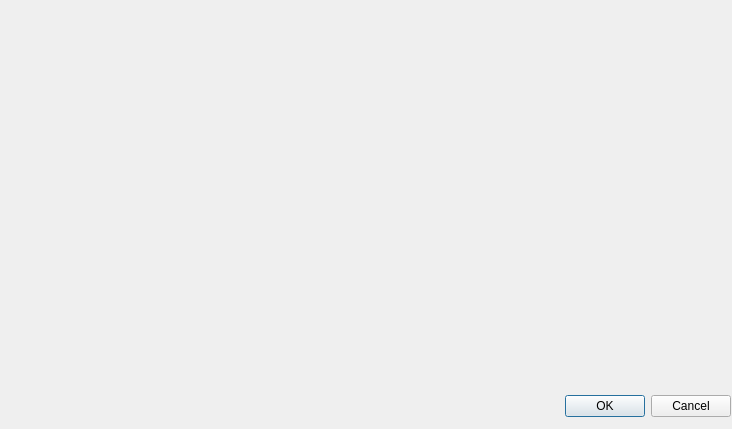
Above: geo_met_dialog_base.ui from a-abdelkarim/GeoMet before the change. Below: the same form after it.
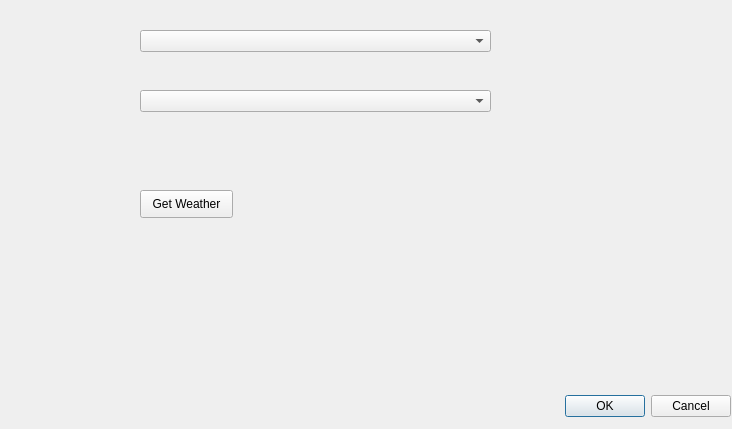
That is the form after the change.

Commit message: get weather and updated the feature layer - only point layer

```diff
--- a/geo_met_dialog_base.ui
+++ b/geo_met_dialog_base.ui
@@ -29,6 +29,39 @@
     <set>QDialogButtonBox::Cancel|QDialogButtonBox::Ok</set>
    </property>
   </widget>
+  <widget class="QComboBox" name="layerList">
+   <property name="geometry">
+    <rect>
+     <x>140</x>
+     <y>30</y>
+     <width>351</width>
+     <height>22</height>
+    </rect>
+   </property>
+  </widget>
+  <widget class="QComboBox" name="fieldList">
+   <property name="geometry">
+    <rect>
+     <x>140</x>
+     <y>90</y>
+     <width>351</width>
+     <height>22</height>
+    </rect>
+   </property>
+  </widget>
+  <widget class="QPushButton" name="getWeatherBtn">
+   <property name="geometry">
+    <rect>
+     <x>140</x>
+     <y>190</y>
+     <width>93</width>
+     <height>28</height>
+    </rect>
+   </property>
+   <property name="text">
+    <string>Get Weather</string>
+   </property>
+  </widget>
  </widget>
  <resources/>
  <connections>
```
The commit also changes 7 other files.
